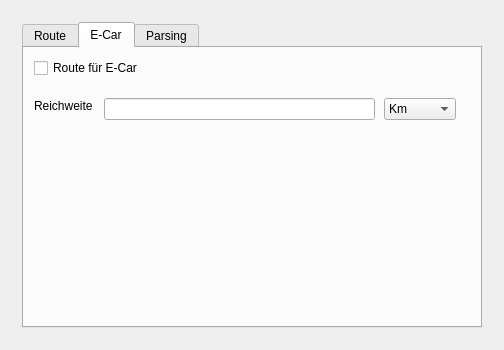
First picture: the form in WinNav/widget.ui, repository meins111/fapra, before the edit.
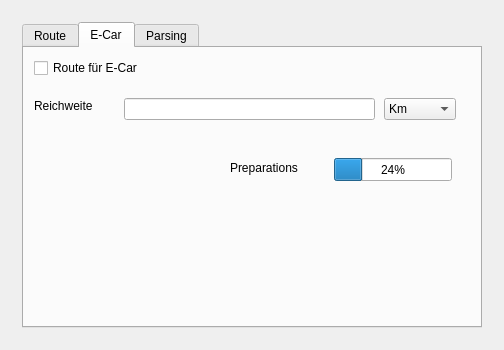
Second picture: the form after the edit. The open tabs and pages were chosen to show the change.

Diff of the .ui file:
```diff
--- a/WinNav/widget.ui
+++ b/WinNav/widget.ui
@@ -157,9 +157,9 @@
          <widget class="QLineEdit" name="ecarReach">
           <property name="geometry">
            <rect>
-            <x>80</x>
+            <x>100</x>
             <y>50</y>
-            <width>271</width>
+            <width>251</width>
             <height>22</height>
            </rect>
           </property>
@@ -169,7 +169,7 @@
            <rect>
             <x>10</x>
             <y>50</y>
-            <width>71</width>
+            <width>81</width>
             <height>16</height>
            </rect>
           </property>
@@ -192,6 +192,32 @@
            </property>
           </item>
          </widget>
+         <widget class="QProgressBar" name="prepareProgressBar">
+          <property name="geometry">
+           <rect>
+            <x>310</x>
+            <y>110</y>
+            <width>118</width>
+            <height>23</height>
+           </rect>
+          </property>
+          <property name="value">
+           <number>24</number>
+          </property>
+         </widget>
+         <widget class="QLabel" name="label">
+          <property name="geometry">
+           <rect>
+            <x>206</x>
+            <y>110</y>
+            <width>101</width>
+            <height>20</height>
+           </rect>
+          </property>
+          <property name="text">
+           <string>Preparations</string>
+          </property>
+         </widget>
         </widget>
         <widget class="QWidget" name="Settings">
          <attribute name="title">
```
Left out of the diff: 2 changed lines with no effect on the pictures.
